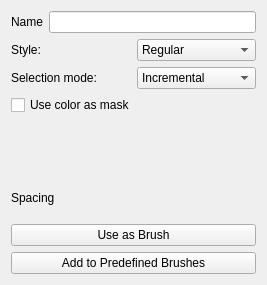
KDE/krita, file krita/plugins/paintops/libpaintop/forms/wdgcustombrush.ui: the form before one commit.
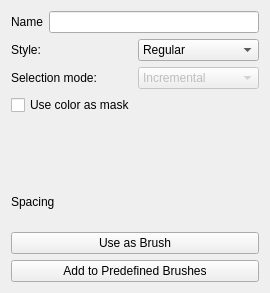
The form after the commit. Custom widgets are drawn as their Qt base class.

Commit message: ui: disable the animation style combobox if the brush style is regular

```diff
--- a/krita/plugins/paintops/libpaintop/forms/wdgcustombrush.ui
+++ b/krita/plugins/paintops/libpaintop/forms/wdgcustombrush.ui
@@ -6,8 +6,8 @@
    <rect>
     <x>0</x>
     <y>0</y>
-    <width>267</width>
-    <height>285</height>
+    <width>270</width>
+    <height>293</height>
    </rect>
   </property>
   <layout class="QVBoxLayout">
@@ -49,7 +49,7 @@
      <item row="2" column="1">
       <widget class="QComboBox" name="comboBox2">
        <property name="enabled">
-        <bool>true</bool>
+        <bool>false</bool>
        </property>
        <property name="currentIndex">
         <number>2</number>
```
The commit also changes 1 other file.
